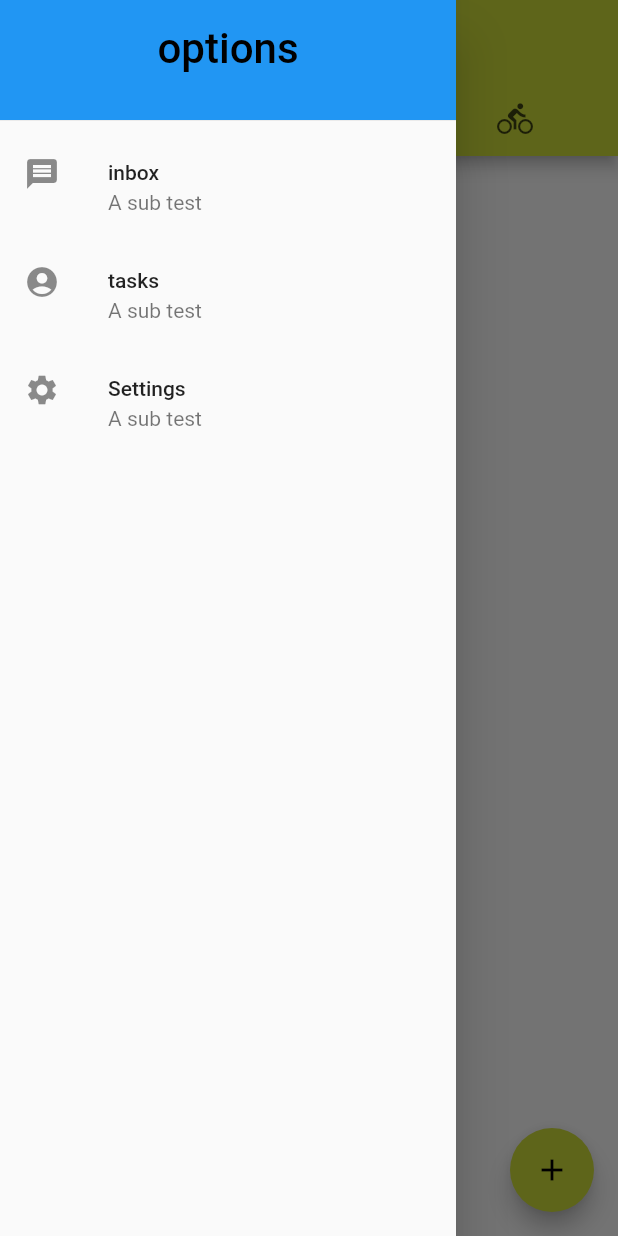
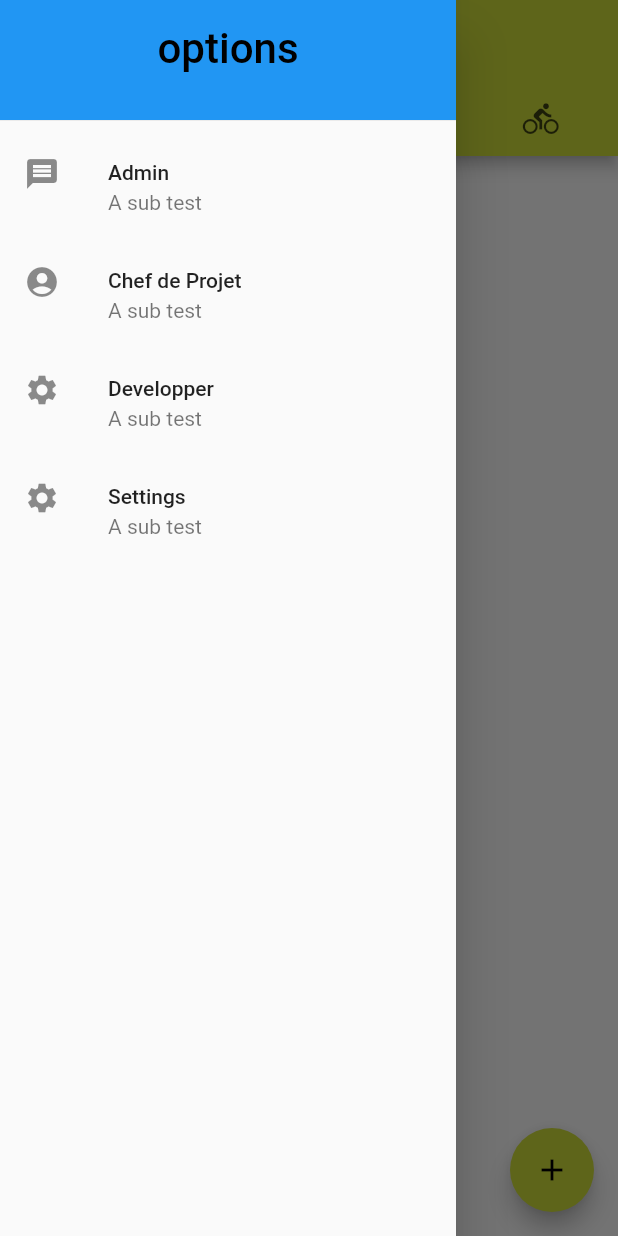
Before and after one commit to Danteless/flutter_todo_app_talk-shared_preferences, a Flutter app: the screen it shows after launch, with the side drawer open, on a phone screen of 412 x 824 dp. Run offline on Flutter 3.47's test engine with Material 2 defaults, Android fonts, the phone set to English and light mode, and no system bars; our stand-ins replace shared_preferences.

Commit message:
Add files via upload

```diff
--- a/lib/main.dart
+++ b/lib/main.dart
@@ -42,7 +42,7 @@ class HomeState extends State<Home> with SingleTickerProviderStateMixin{
   @override
   Widget build(BuildContext context) {
     return DefaultTabController(
-  length: 3,
+  length: 4,
     child: Scaffold(
       appBar: AppBar(
         title: Text(
@@ -54,6 +54,7 @@ class HomeState extends State<Home> with SingleTickerProviderStateMixin{
         tabs: [
           Tab(icon: Icon(Icons.directions_car)),
           Tab(icon: Icon(Icons.directions_transit)),
+          Tab(icon: Icon(Icons.directions_bike)),
           Tab(icon: Icon(Icons.directions_bike)),
         ],
       ),
@@ -99,7 +100,7 @@ class HomeState extends State<Home> with SingleTickerProviderStateMixin{
 
         ListTile(
           leading: Icon(Icons.message),
-          title: Text('inbox'),
+          title: Text('Admin'),
           subtitle: Text('A sub test'),
           onTap: (){
                Navigator.push(context, MaterialPageRoute(builder: (context) => LoginPage()));
@@ -108,7 +109,15 @@ class HomeState extends State<Home> with SingleTickerProviderStateMixin{
         ),
         ListTile(
           leading: Icon(Icons.account_circle),
-          title: Text('tasks'),
+          title: Text('Chef de Projet'),
+          subtitle: Text('A sub test'),
+           onTap: (){
+               Navigator.push(context, MaterialPageRoute(builder: (context) => LoginPage()));
+          },
+        ),
+        ListTile(
+          leading: Icon(Icons.settings),
+          title: Text('Developper'),
           subtitle: Text('A sub test'),
            onTap: (){
                Navigator.push(context, MaterialPageRoute(builder: (context) => LoginPage()));
@@ -126,7 +135,20 @@ class HomeState extends State<Home> with SingleTickerProviderStateMixin{
     ),
   ),
 
-      body: list.isEmpty ? emptyList() : buildListView()
+      body:
+     TabBarView(
+    children: [
+      list.isEmpty ? emptyList() : buildListView(),
+      new Text("This is call Tab View"),
+      new Text("This is chat Tab View"),
+      new Text("This is chat Tab View"),
+     ],
+
+),
+
+
+
+
      )
 
       );
```
